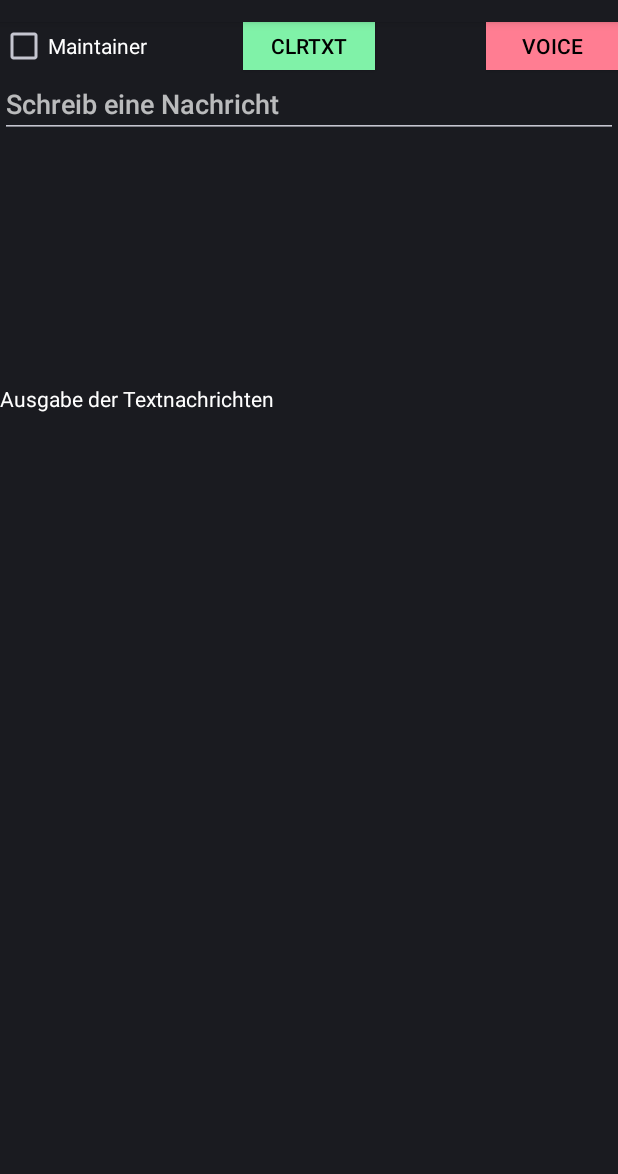
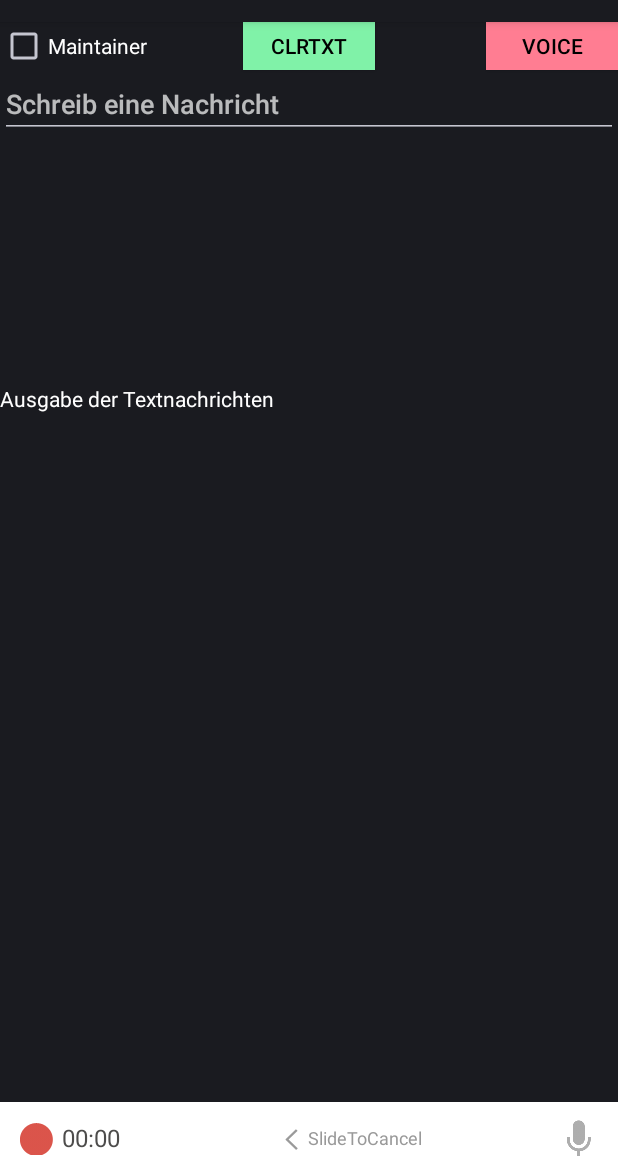
Before and after one commit to eklass/Semester6Sharing, an Android app: the screen it shows after launch (BeddernetConsole), on a phone screen of 412 x 824 dp, the part 62-1236 px from its top. Run offline under Robolectric (Android 15) with nearby library versions, the phone set to English and light mode, and no system bars; plain views replace CircleProgress; 7 statements that could not run were skipped.

Commit message:
VoiceButton ist nun fertig implementiert. Versuche noch die Texteingabenachricht hierdurch zu ersetzen

```diff
--- a/app/src/main/java/itu/beddernet/BeddernetConsole.java
+++ b/app/src/main/java/itu/beddernet/BeddernetConsole.java
@@ -82,9 +82,8 @@ import com.google.android.gms.appindexing.AppIndex;
 import com.google.android.gms.common.api.GoogleApiClient;
 
 // TODO: Es bleiben jedoch insgemein noch Probleme/Dinge die erledigt werden müssen:
-// TODO:1. Beim Versenden der Files Exception(Nicht immer
-// TODO:2. Automatisches installieren muss noch implementiert werden
-// TODO:3. GUI anpassen, dass man beliebigen Text verschicken kann
+// TODO:1. Automatisches installieren muss/kann noch implementiert werden
+
 
 
 
@@ -96,7 +95,7 @@ public class BeddernetConsole extends Activity implements ServiceConnection {
         timer = new Timer();
         MyTimerTask myTimer = new MyTimerTask();
         timer.schedule(myTimer, 1000, 1000);
-        //vibrate();
+        vibrate();
     }
 
     public void stoprecord() {
@@ -108,7 +107,7 @@ public class BeddernetConsole extends Activity implements ServiceConnection {
             return;
         }
         recordTimeText.setText("00:00");
-        //vibrate();
+        vibrate();
     }
     class MyTimerTask extends TimerTask {
 
@@ -500,8 +499,7 @@ public class BeddernetConsole extends Activity implements ServiceConnection {
         Button recVoiceButton = (Button) findViewById(R.id.recVoice);
 
         /*------ HERE COMES THE VOICEBUTTONFIX -----------*/
-        final MainActivity voiceClass = new MainActivity();
-
+        final recordActivity recordSound = new recordActivity();
         recordPanel = findViewById(R.id.record_panel);
         recordTimeText = (TextView) findViewById(R.id.recording_time_text);
         slideText = findViewById(R.id.slideText);
@@ -518,23 +516,32 @@ public class BeddernetConsole extends Activity implements ServiceConnection {
                     slideText.setLayoutParams(params);
                     ViewProxy.setAlpha(slideText, 1);
                     startedDraggingX = -1;
-                    // startRecording();
-                    voiceClass.startrecord();
-                    vibrate();
+
+                    RecordLog.logString("Start Recording");
+                    recordSound.startRecording();
+
+                    startrecord();
                     audioSendButton.getParent()
                             .requestDisallowInterceptTouchEvent(true);
                     recordPanel.setVisibility(View.VISIBLE);
                 } else if (motionEvent.getAction() == MotionEvent.ACTION_UP
                         || motionEvent.getAction() == MotionEvent.ACTION_CANCEL) {
                     startedDraggingX = -1;
-                    voiceClass.stoprecord();
+                    RecordLog.logString("Stop Recording");
+                    recordSound.stopRecording(true);
+                    stoprecord();
                     // stopRecording(true);
+
                 } else if (motionEvent.getAction() == MotionEvent.ACTION_MOVE) {
                     float x = motionEvent.getX();
                     if (x < -distCanMove) {
-                        voiceClass.stoprecord();
+                        // stopRecording(false);
+                        //RecordLog.logString("Stop Recording");
+                        recordSound.stopRecording(false);
+                        stoprecord();
                         vibrate();
-                        // stopRecording(false);
+
+
                     }
                     x = x + ViewProxy.getX(audioSendButton);
                     FrameLayout.LayoutParams params = (FrameLayout.LayoutParams) slideText
@@ -1015,6 +1022,11 @@ public class BeddernetConsole extends Activity implements ServiceConnection {
         buffer[0] = FILE_MESSAGE;
         try {
             long startTime = System.currentTimeMillis();
+            if (input==null){
+                outputTextView.append("Um eine Sprachnachricht zu verschicken, zeichnen Sie die vorher auf.\n");
+                Log.e(TAG,"Es muss erst eine Nachricht aufgezeichnet werden");
+                return;
+            }
             while (input.read(buffer, 1, buffer.length - 1) != -1) {
                 try {
                     mBeddernetService.sendUnicast(address, null, buffer,
--- a/app/src/main/java/itu/beddernet/recordSound/recordActivity.java
+++ b/app/src/main/java/itu/beddernet/recordSound/recordActivity.java
@@ -15,6 +15,7 @@ import android.view.ViewGroup;
 import android.widget.Button;
 import android.widget.LinearLayout;
 
+import java.io.File;
 import java.io.IOException;
 
 import itu.beddernet.R;
@@ -35,7 +36,7 @@ public class recordActivity  {
         if (start) {
             startRecording();
         } else {
-            stopRecording();
+            stopRecording(true);
         }
     }
 
@@ -82,10 +83,16 @@ public class recordActivity  {
         mRecorder.start();
     }
 
-    public void stopRecording() {
-        mRecorder.stop();
-        mRecorder.release();
-        mRecorder = null;
+    public void stopRecording(boolean saveRecord) {
+        if(mRecorder!=null){
+            mRecorder.stop();
+            mRecorder.release();
+            mRecorder = null;
+            if (!saveRecord) {
+                File file = new File(mFileName);
+                file.delete();
+            }
+        }
     }
 
     class RecordButton extends Button {
--- a/app/src/main/res/layout/main.xml
+++ b/app/src/main/res/layout/main.xml
@@ -116,6 +116,92 @@
 			android:layout_alignParentTop="true"
 			android:layout_centerHorizontal="true"
 			android:layout_above="@+id/txtInput" />
+	<ImageButton
+		android:id="@+id/chat_send_button"
+		android:layout_width="48dp"
+		android:layout_height="48dp"
+		android:background="@android:color/transparent"
+		android:enabled="false"
+		android:scaleType="centerInside"
+		android:layout_alignParentBottom="true"
+		android:layout_alignParentLeft="true"
+		android:layout_alignParentStart="true" />
+
+	<audio.FrameLayoutFixed
+		android:id="@+id/record_panel"
+		android:layout_width="fill_parent"
+		android:layout_height="48dp"
+		android:layout_gravity="bottom"
+		android:background="#ffffff"
+		android:visibility="visible"
+		android:layout_alignParentBottom="true"
+		android:layout_alignParentLeft="true"
+		android:layout_alignParentStart="true">
+
+		<LinearLayout
+			android:id="@+id/slideText"
+			android:layout_width="wrap_content"
+			android:layout_height="wrap_content"
+			android:layout_gravity="center"
+			android:layout_marginLeft="30dp"
+			android:orientation="horizontal" >
+
+			<ImageView
+				android:layout_width="wrap_content"
+				android:layout_height="wrap_content"
+				android:layout_gravity="center_vertical"
+				android:layout_marginTop="1dp"
+				android:src="@drawable/slidearrow" />
+
+			<TextView
+				android:id="@+id/slideToCancelTextView"
+				android:layout_width="wrap_content"
+				android:layout_height="wrap_content"
+				android:layout_gravity="center_vertical"
+				android:layout_marginLeft="6dp"
+				android:textColor="#999999"
+				android:textSize="12dp" />
+		</LinearLayout>
+
+		<LinearLayout
+			android:layout_width="wrap_content"
+			android:layout_height="wrap_content"
+			android:layout_gravity="center_vertical"
+			android:background="#ffffffff"
+			android:orientation="horizontal"
+			android:paddingLeft="13dp" >
+
+			<ImageView
+				android:layout_width="wrap_content"
+				android:layout_height="wrap_content"
+				android:layout_gravity="center_vertical"
+				android:layout_marginTop="1dp"
+				android:src="@drawable/rec" />
+
+			<TextView
+				android:id="@+id/recording_time_text"
+				android:layout_width="wrap_content"
+				android:layout_height="wrap_content"
+				android:layout_gravity="center_vertical"
+				android:layout_marginLeft="6dp"
+				android:text="00:00"
+				android:textColor="#4d4c4b"
+				android:textSize="16dp" />
+		</LinearLayout>
+	</audio.FrameLayoutFixed>
+
+	<ImageButton
+		android:id="@+id/chat_audio_send_button"
+		android:layout_width="48dp"
+		android:layout_height="48dp"
+		android:background="@android:color/white"
+		android:enabled="false"
+		android:paddingRight="4dp"
+		android:scaleType="centerInside"
+		android:src="@drawable/mic_button_states"
+		android:layout_alignTop="@+id/record_panel"
+		android:layout_alignParentRight="true"
+		android:layout_alignParentEnd="true" />
 
 </RelativeLayout>
 
```
Also changed, not shown: 23 other files.
